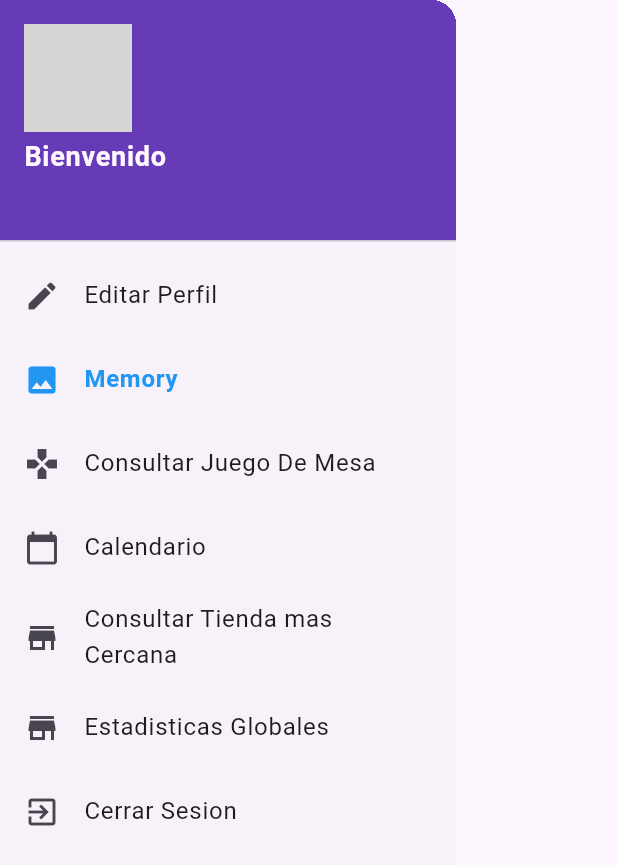
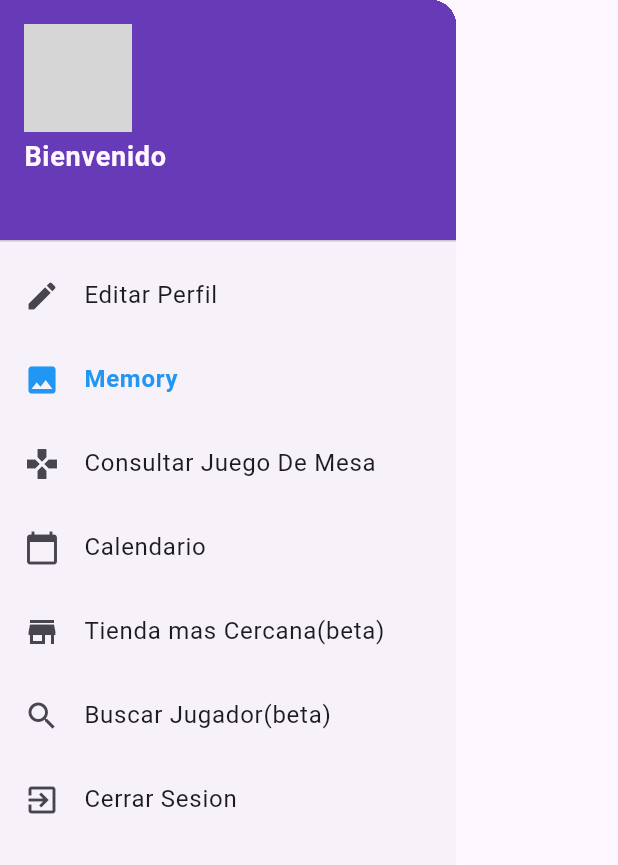
Before and after one commit to manuelcb19/tfgmanuelcb, a Flutter app: the CustomDrawer widget shown alone on an empty page, opened directly with empty values, on a phone screen of 412 x 824 dp. Shown: the top 865 px of the screen. Run offline on Flutter 3.47's test engine with Material 3 defaults, Android fonts, the light colour scheme and no system bars; our stand-ins replace cloud_firestore, firebase_auth, firebase_core, firebase_storage, geolocator, google_maps_flutter and 4 more; missing offline and left inert: bgg_api, drag_and_drop_lists; accounts and stored records are empty; network calls fail; grey boxes are pictures that could not be loaded.

Commit message:
ultimo retoques

```diff
--- a/lib/CustomViews/CustomDrawer.dart
+++ b/lib/CustomViews/CustomDrawer.dart
@@ -51,12 +51,12 @@ class CustomDrawer extends StatelessWidget {
                 ),
                 _buildDrawerItem(
                   icon: Icons.store,
-                  text: 'Consultar Tienda mas Cercana',
+                  text: 'Tienda mas Cercana(beta)',
                   onTap: () => onItemTap!(3),
                 ),
                 _buildDrawerItem(
-                  icon: Icons.store,
-                  text: 'Estadisticas Globales',
+                  icon: Icons.search,
+                  text: 'Buscar Jugador(beta)',
                   onTap: () => onItemTap!(6),
                 ),
                 _buildDrawerItem(
--- a/lib/Home/BuscarJuegosUsuarioScreen.dart
+++ b/lib/Home/BuscarJuegosUsuarioScreen.dart
@@ -26,7 +26,7 @@ class _BuscarJuegosUsuarioScreenState
 
     try {
       List<FbBoardGame> resultado =
-      await firebaseAdmin.buscarJuegosDeUsuario(selectedId!); // Utiliza el ID seleccionado
+      await firebaseAdmin.buscarJuegosDeUsuario(selectedId!);
       setState(() {
         juegos = resultado;
         isLoading = false;
--- a/lib/Home/EditDatos.dart
+++ b/lib/Home/EditDatos.dart
@@ -32,8 +32,8 @@ class _EditDatosState extends State<EditDatos> {
         this.perfil = perfil;
         tecNombre.text = perfil.nombre;
         tecApellidos.text = perfil.apellidos;
-        _selectedImageUrl = perfil.shint; // Asume que 'shint' es la URL de la imagen
-        mostrarPredefinida = false; // Ocultar imagen predefinida si ya hay una imagen de perfil
+        _selectedImageUrl = perfil.shint;
+        mostrarPredefinida = false;
       });
     } catch (e) {
       print("Error al obtener el perfil del usuario: $e");
```
